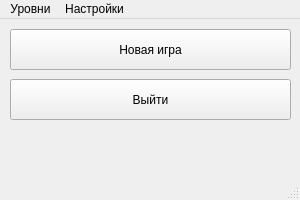
The window that reports/Galanin_Pavel/lab3/src/gpi_osisp5_option5/gpi_mainwindow.ui (BrSTU-PO4-190333/general_5sem_OSiSP) describes before a commit, drawn with Qt 5.
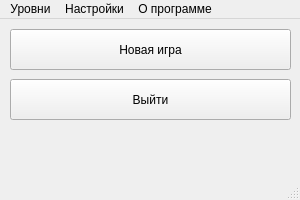
The same window after the commit.

Commit message: lab3/Galanin_Pavel : Added menuAbout

```diff
--- a/reports/Galanin_Pavel/lab3/src/gpi_osisp5_option5/gpi_mainwindow.ui
+++ b/reports/Galanin_Pavel/lab3/src/gpi_osisp5_option5/gpi_mainwindow.ui
@@ -62,8 +62,16 @@
     </property>
     <addaction name="actionSelectFont"/>
    </widget>
+   <widget class="QMenu" name="menuAbout">
+    <property name="title">
+     <string>О программе</string>
+    </property>
+    <addaction name="actionAboutAuthor"/>
+    <addaction name="actionAboutQt"/>
+   </widget>
    <addaction name="menuLevels"/>
    <addaction name="menuSettings"/>
+   <addaction name="menuAbout"/>
   </widget>
   <widget class="QStatusBar" name="statusbar"/>
   <action name="actionLevel1">
```
Left out of the diff: 10 changed lines with no effect on the pictures. The commit also changes 2 other files.
